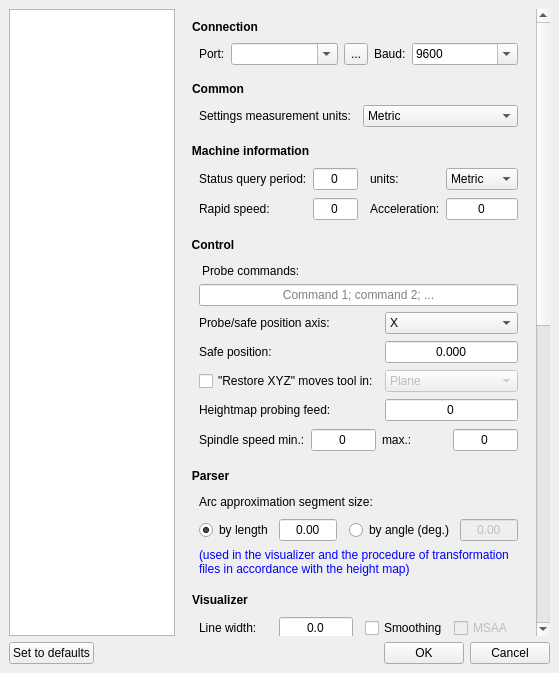
First picture: the form in frmsettings.ui, repository shujaatak/CNC_Candle, before the edit.
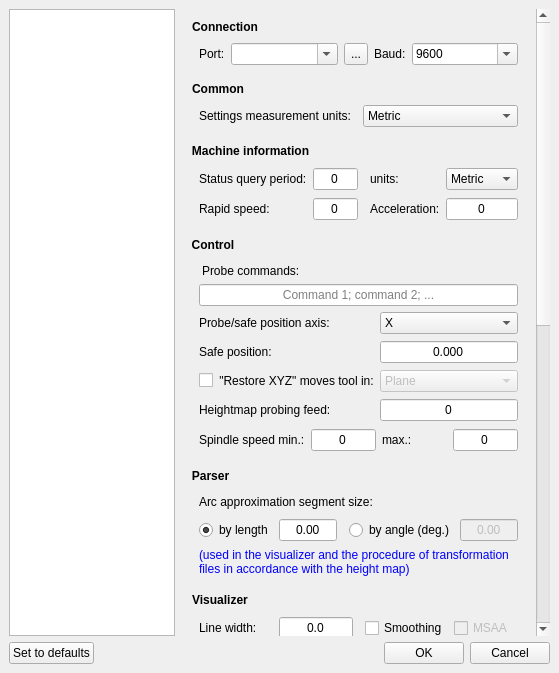
Second picture: the form after the edit. Icons and pictures are not drawn. Custom widgets are drawn as their Qt base class.

```diff
--- a/frmsettings.ui
+++ b/frmsettings.ui
@@ -500,11 +500,31 @@
                </widget>
               </item>
               <item row="3" column="0">
+               <layout class="QHBoxLayout" name="horizontalLayout_8">
+                <item>
                <widget class="QCheckBox" name="chkRestoreXYZ">
+                  <property name="sizePolicy">
+                   <sizepolicy hsizetype="Maximum" vsizetype="Fixed">
+                    <horstretch>0</horstretch>
+                    <verstretch>0</verstretch>
+                   </sizepolicy>
+                  </property>
                 <property name="text">
-                 <string>&quot;Restore XYZ&quot; moves tool in:</string>
-                </property>
-               </widget>
+                   <string/>
+                  </property>
+                 </widget>
+                </item>
+                <item>
+                 <widget class="QLabel" name="label_36">
+                  <property name="text">
+                   <string>&lt;html&gt;&lt;head/&gt;&lt;body&gt;&lt;p align=&quot;center&quot;&gt;&amp;quot;Restore XYZ&amp;quot; moves tool in:&lt;/p&gt;&lt;/body&gt;&lt;/html&gt;</string>
+                  </property>
+                  <property name="wordWrap">
+                   <bool>false</bool>
+                  </property>
+                 </widget>
+                </item>
+               </layout>
               </item>
              </layout>
             </item>
```
Lines whose indentation alone changed are shown as unchanged.
